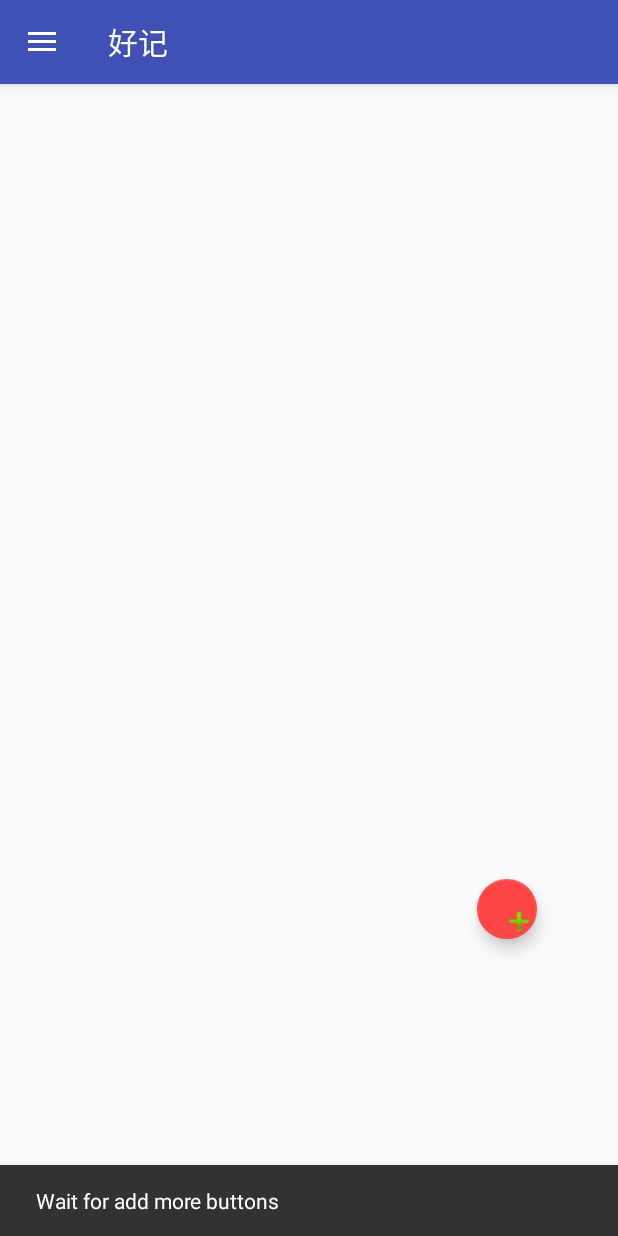
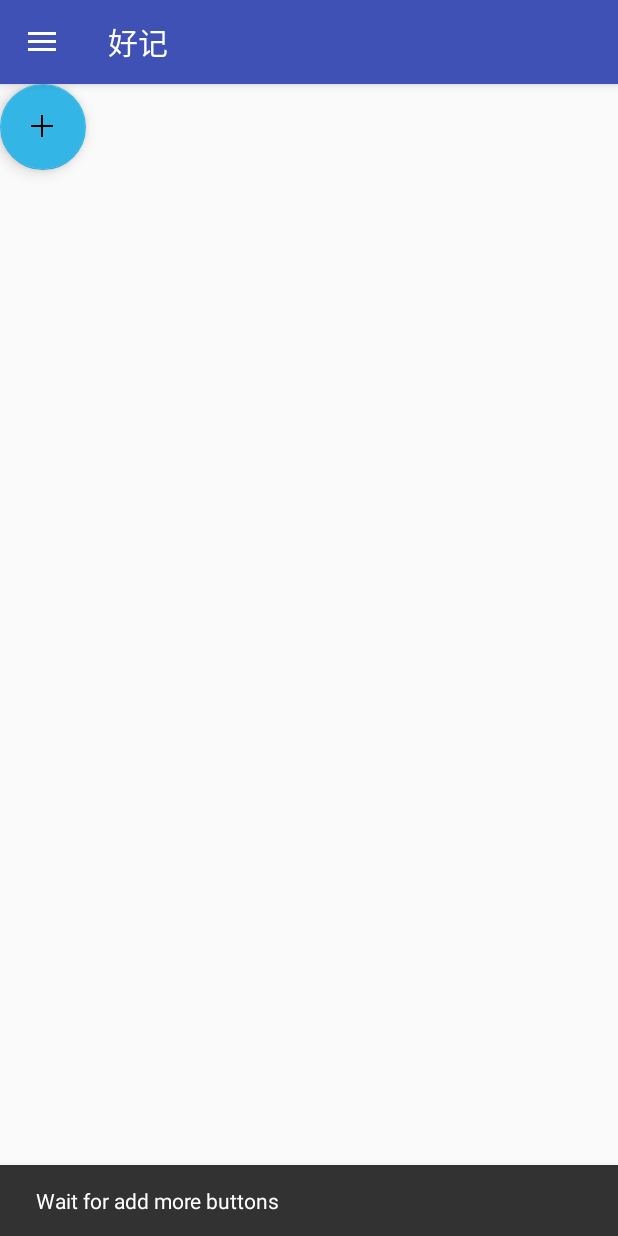
Before and after one commit to TeamALi88/ScheduleManagement, an Android app: the screen it shows after launch (dailyActivity), after a tap on an icon or button, on a phone screen of 412 x 824 dp. Run offline under Robolectric (Android 15) with nearby library versions, the phone set to English and light mode, and no system bars.

Commit message:
添加可拖动悬浮按钮

```diff
--- /dev/null
+++ b/Haoji/app/src/main/java/com/example/wayney/Button/DragFloatActionButton.java
@@ -0,0 +1,95 @@
+package com.example.wayney.Button;
+
+import android.content.Context;
+import android.support.design.widget.FloatingActionButton;
+import android.util.AttributeSet;
+import android.util.Log;
+import android.view.MotionEvent;
+import android.view.ViewGroup;
+
+public class DragFloatActionButton extends FloatingActionButton{
+
+    private int parentHeight;
+    private int parentWidth;
+
+    public DragFloatActionButton(Context context) {
+        super(context);
+    }
+
+    public DragFloatActionButton(Context context, AttributeSet attrs) {
+        super(context, attrs);
+
+    }
+
+    public DragFloatActionButton(Context context, AttributeSet attrs, int defStyleAttr) {
+        super(context, attrs, defStyleAttr);
+
+    }
+
+
+    private int lastX;
+    private int lastY;
+
+    private boolean isDrag;
+
+    @Override
+    public boolean onTouchEvent(MotionEvent event) {
+        int rawX = (int) event.getRawX();
+        int rawY = (int) event.getRawY();
+        switch (event.getAction() & MotionEvent.ACTION_MASK) {
+            case MotionEvent.ACTION_DOWN:
+                setPressed(true);
+                isDrag=false;
+                getParent().requestDisallowInterceptTouchEvent(true);
+                lastX=rawX;
+                lastY=rawY;
+                ViewGroup parent;
+                if(getParent()!=null){
+                    parent= (ViewGroup) getParent();
+                    parentHeight=parent.getHeight();
+                    parentWidth=parent.getWidth();
+                }
+                break;
+            case MotionEvent.ACTION_MOVE:
+                if(parentHeight<=0||parentWidth==0){
+                    isDrag=false;
+                    break;
+                }else {
+                    isDrag=true;
+                }
+                int dx=rawX-lastX;
+                int dy=rawY-lastY;
+                //这里修复一些华为手机无法触发点击事件
+                int distance= (int) Math.sqrt(dx*dx+dy*dy);
+                if(distance==0){
+                    isDrag=false;
+                    break;
+                }
+                float x=getX()+dx;
+                float y=getY()+dy;
+                //检测是否到达边缘 左上右下
+                x=x<0?0:x>parentWidth-getWidth()?parentWidth-getWidth():x;
+                y=getY()<0?0:getY()+getHeight()>parentHeight?parentHeight-getHeight():y;
+                setX(x);
+                setY(y);
+                lastX=rawX;
+                lastY=rawY;
+                Log.i("aa","isDrag="+isDrag+"getX="+getX()+";getY="+getY()+";parentWidth="+parentWidth);
+                break;
+            case MotionEvent.ACTION_UP:
+                if(!isNotDrag()){
+                    //恢复按压效果
+                    setPressed(false);
+                    //Log.i("getX="+getX()+"；screenWidthHalf="+screenWidthHalf);
+                }
+                break;
+        }
+        //如果是拖拽则消s耗事件，否则正常传递即可。
+        return !isNotDrag() || super.onTouchEvent(event);
+    }
+
+    private boolean isNotDrag(){
+        return !isDrag&&(getX()==0
+                ||(getX()==parentWidth-getWidth()));
+    }
+}
--- a/Haoji/app/src/main/java/com/example/wayney/dailyActivity.java
+++ b/Haoji/app/src/main/java/com/example/wayney/dailyActivity.java
@@ -13,6 +13,7 @@ import android.support.v7.widget.Toolbar;
 import android.view.Menu;
 import android.view.MenuItem;
 import android.content.Intent;
+import com.example.wayney.Button.DragFloatActionButton;
 
 public class dailyActivity extends AppCompatActivity
         implements NavigationView.OnNavigationItemSelectedListener {
@@ -24,7 +25,7 @@ public class dailyActivity extends AppCompatActivity
         Toolbar toolbar = (Toolbar) findViewById(R.id.toolbar);
         setSupportActionBar(toolbar);
 
-        FloatingActionButton addSchedule = (FloatingActionButton) findViewById(R.id.addSchedule);
+        DragFloatActionButton addSchedule = (DragFloatActionButton) findViewById(R.id.addSchedule);
         addSchedule.setOnClickListener(new View.OnClickListener() {
             @Override
             public void onClick(View view) {
--- a/Haoji/app/src/main/res/layout/content_main.xml
+++ b/Haoji/app/src/main/res/layout/content_main.xml
@@ -8,21 +8,14 @@
     tools:context="com.example.wayney.dailyActivity"
     tools:showIn="@layout/app_bar_main">
 
-    <android.support.design.widget.FloatingActionButton
+    <com.example.wayney.Button.DragFloatActionButton
         android:id="@+id/addSchedule"
-        android:layout_width="368dp"
-        android:layout_height="40dp"
-        android:layout_marginBottom="70dp"
-        android:layout_marginEnd="40dp"
-        android:layout_marginStart="304dp"
-        android:layout_marginTop="401dp"
-        android:clickable="true"
-        android:focusable="true"
-        app:backgroundTint="@android:color/holo_red_light"
-        app:layout_constraintBottom_toBottomOf="parent"
-        app:layout_constraintEnd_toEndOf="parent"
-        app:layout_constraintStart_toStartOf="parent"
-        app:layout_constraintTop_toTopOf="parent"
-        app:rippleColor="@android:color/holo_green_light"
-        app:srcCompat="@android:drawable/ic_input_add" />
+        android:layout_width="57dp"
+        android:layout_height="59dp"
+        android:layout_gravity="right|bottom"
+        android:src="@drawable/plus_sign"
+        app:backgroundTint="@android:color/holo_blue_light"
+        tools:layout_editor_absoluteX="248dp"
+        tools:layout_editor_absoluteY="338dp" />
+
 </android.support.constraint.ConstraintLayout>
```
Also changed, not shown: Haoji/app/src/main/res/drawable-v21/plus_sign.png (added).
